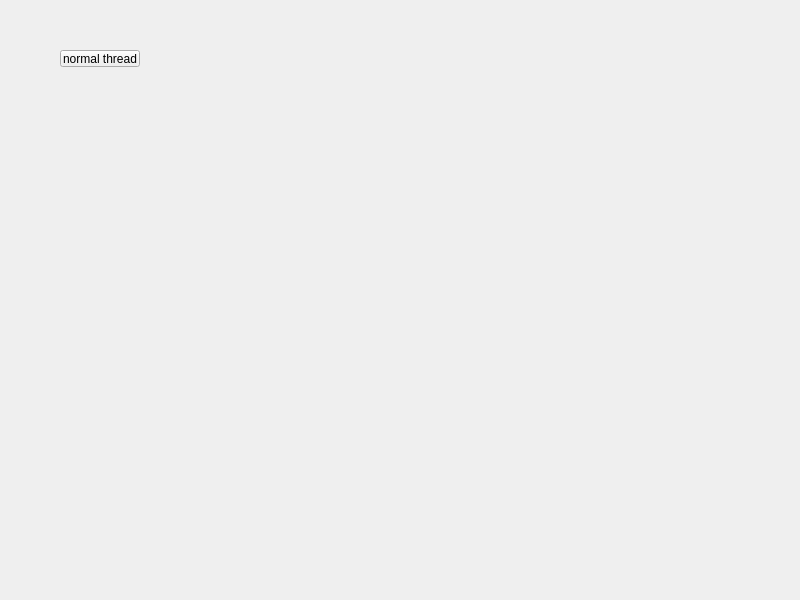
Qt form examples/Thread/widget.ui (barry-ran/learn-webrtc) before a commit.
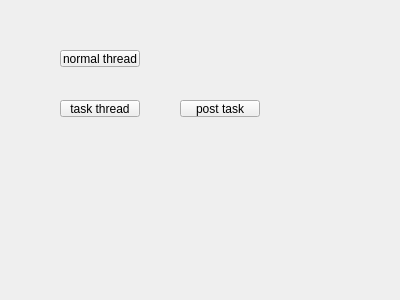
The same form after that commit.

Commit message: feat: add thread example

```diff
--- a/examples/Thread/widget.ui
+++ b/examples/Thread/widget.ui
@@ -6,8 +6,8 @@
    <rect>
     <x>0</x>
     <y>0</y>
-    <width>800</width>
-    <height>600</height>
+    <width>400</width>
+    <height>300</height>
    </rect>
   </property>
   <property name="windowTitle">
@@ -26,6 +26,32 @@
     <string>normal thread</string>
    </property>
   </widget>
+  <widget class="QPushButton" name="taskThreadBtn">
+   <property name="geometry">
+    <rect>
+     <x>60</x>
+     <y>100</y>
+     <width>80</width>
+     <height>17</height>
+    </rect>
+   </property>
+   <property name="text">
+    <string>task thread</string>
+   </property>
+  </widget>
+  <widget class="QPushButton" name="postTaskBtn">
+   <property name="geometry">
+    <rect>
+     <x>180</x>
+     <y>100</y>
+     <width>80</width>
+     <height>17</height>
+    </rect>
+   </property>
+   <property name="text">
+    <string>post task</string>
+   </property>
+  </widget>
  </widget>
  <resources/>
  <connections/>
```
The commit also changes 2 other files.
